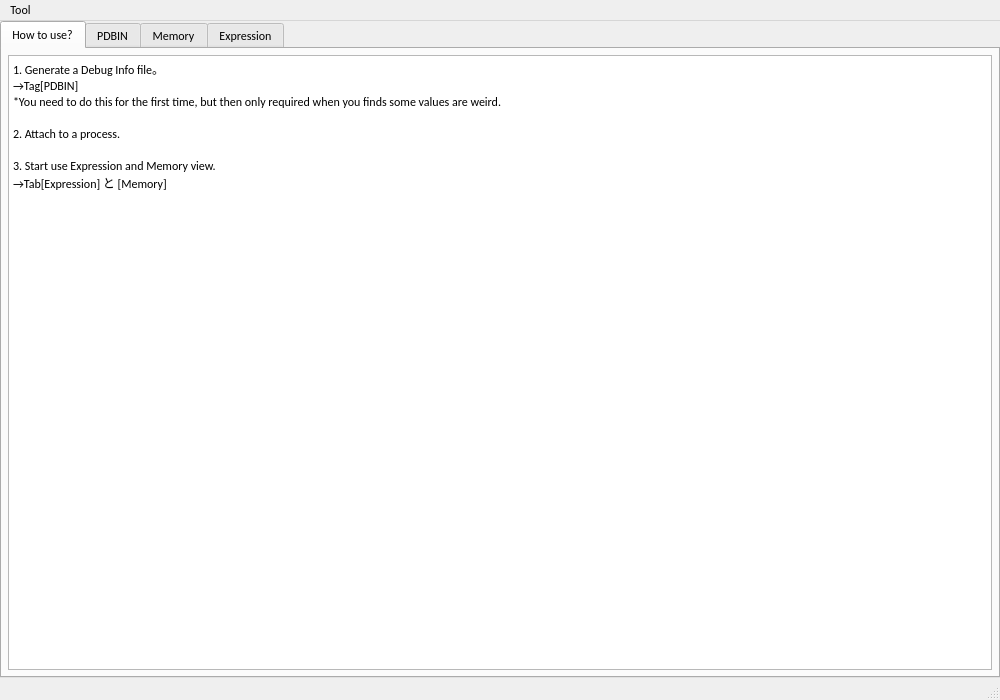
Old version of the form src/view/VSdebugger.ui in the repository ukyouz/Visual-Studio-Debug-Tools.
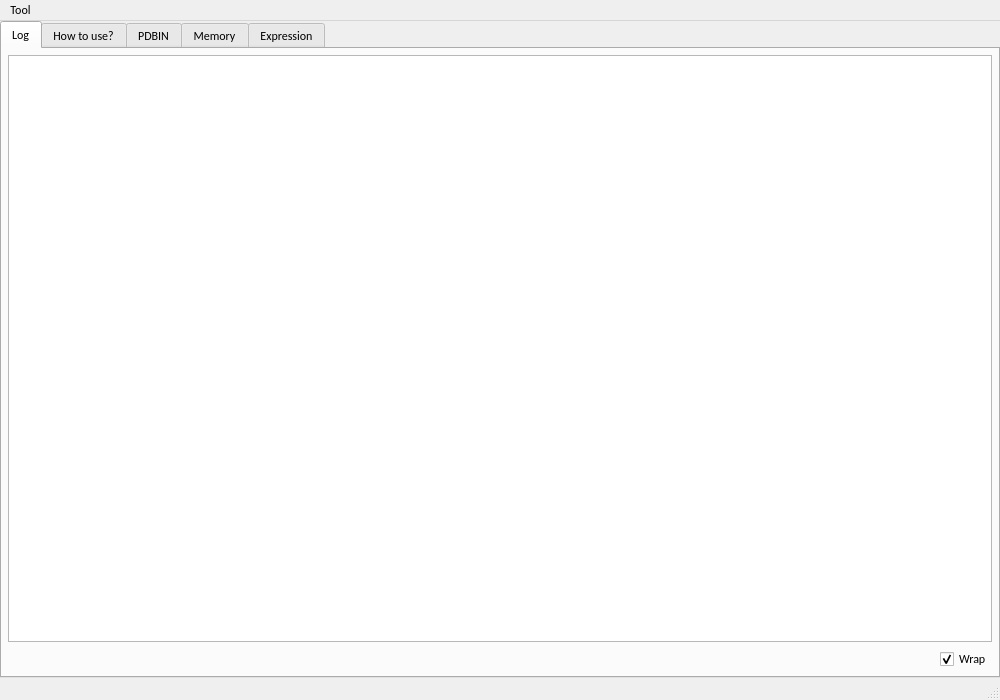
New version of the form. The open tabs and pages were chosen to show the change.

The edit to the form file:
```diff
--- a/src/view/VSdebugger.ui
+++ b/src/view/VSdebugger.ui
@@ -37,6 +37,78 @@
       <property name="currentIndex">
        <number>0</number>
       </property>
+      <widget class="QWidget" name="tab_5">
+       <attribute name="title">
+        <string>Log</string>
+       </attribute>
+       <layout class="QVBoxLayout" name="verticalLayout_5">
+        <property name="leftMargin">
+         <number>6</number>
+        </property>
+        <property name="topMargin">
+         <number>6</number>
+        </property>
+        <property name="rightMargin">
+         <number>6</number>
+        </property>
+        <property name="bottomMargin">
+         <number>6</number>
+        </property>
+        <item>
+         <widget class="QPlainTextEdit" name="plainTextLog">
+          <property name="font">
+           <font>
+            <family>Consolas</family>
+           </font>
+          </property>
+          <property name="readOnly">
+           <bool>true</bool>
+          </property>
+         </widget>
+        </item>
+        <item>
+         <widget class="QWidget" name="widget" native="true">
+          <layout class="QHBoxLayout" name="horizontalLayout">
+           <property name="leftMargin">
+            <number>0</number>
+           </property>
+           <property name="topMargin">
+            <number>0</number>
+           </property>
+           <property name="rightMargin">
+            <number>0</number>
+           </property>
+           <property name="bottomMargin">
+            <number>0</number>
+           </property>
+           <item>
+            <spacer name="horizontalSpacer">
+             <property name="orientation">
+              <enum>Qt::Horizontal</enum>
+             </property>
+             <property name="sizeHint" stdset="0">
+              <size>
+               <width>915</width>
+               <height>20</height>
+              </size>
+             </property>
+            </spacer>
+           </item>
+           <item>
+            <widget class="QCheckBox" name="checkLogWrap">
+             <property name="text">
+              <string>Wrap</string>
+             </property>
+             <property name="checked">
+              <bool>true</bool>
+             </property>
+            </widget>
+           </item>
+          </layout>
+         </widget>
+        </item>
+       </layout>
+      </widget>
       <widget class="QWidget" name="tab">
        <attribute name="title">
         <string>How to use?</string>
```
Left out of the diff: 2 changed lines with no effect on the pictures.
